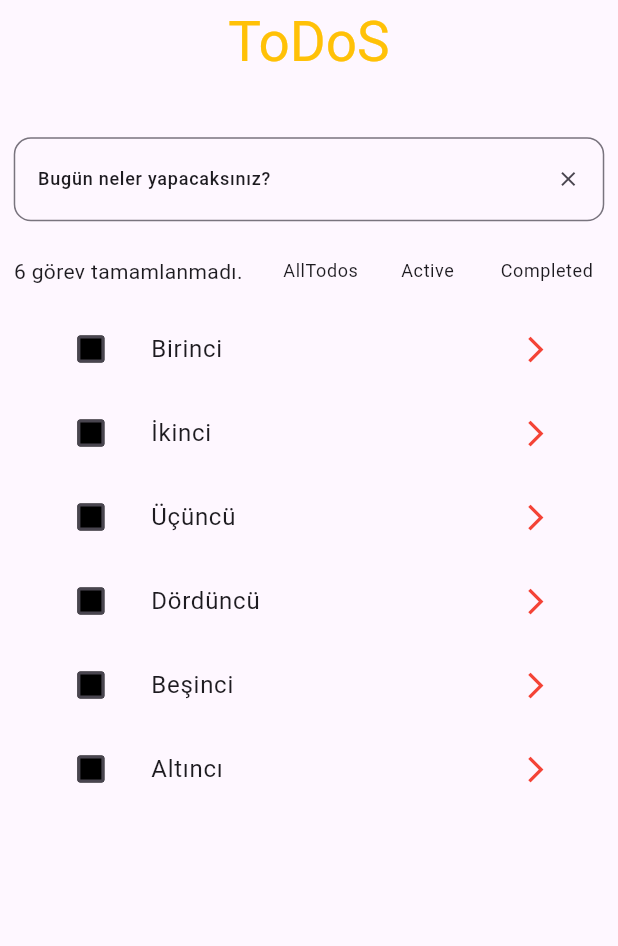
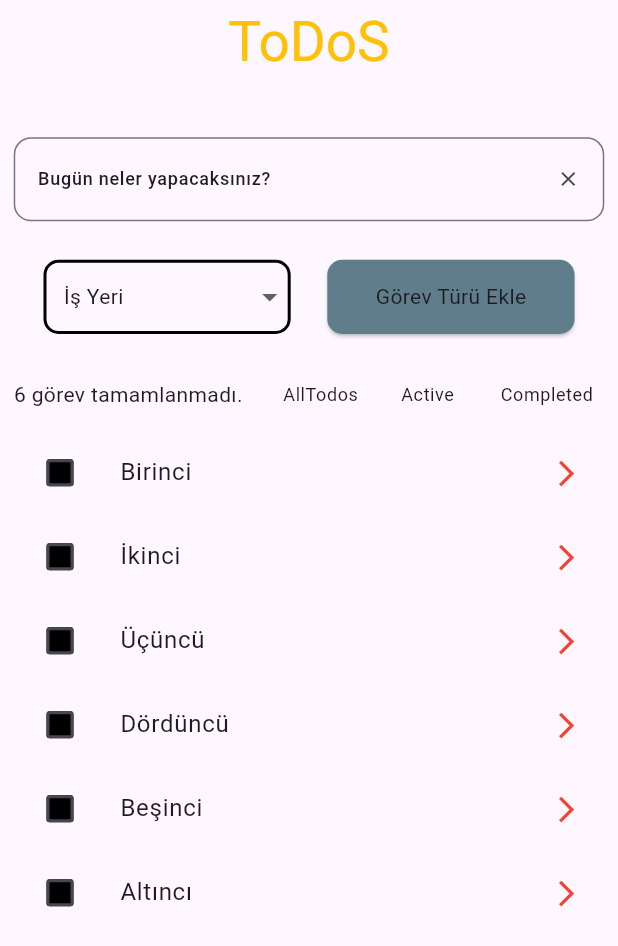
Before and after one commit to Karacazade-YunusEmre/todo_getx_isar, a Flutter app: the screen it shows after launch, after a tap on "Active", on a phone screen of 412 x 824 dp. Shown: the top 946 px of the screen. Run offline on Flutter 3.47's test engine with Material 2 defaults, Android fonts, the phone set to English and light mode, and no system bars; our stand-ins replace flutter_screenutil, get, isar; accounts and stored records are empty; generated files the repository leaves out were written again.

Commit message:
version: 1.0.0+1 bazı eklentiler yapıldı

```diff
--- /dev/null
+++ b/lib/app/data/components/controllers/duty_type_controller.dart
@@ -0,0 +1,66 @@
+import 'package:get/get.dart';
+
+import '../../../model/concrete/duty_type.dart';
+
+class DutyTypeController extends GetxController {
+  final dutyTypeList = RxList<DutyType>();
+  final _currentDutyType = Rxn<DutyType>();
+
+  @override
+  void onInit() {
+    super.onInit();
+
+    loadDutyTypeList();
+    setupCurrentDutyType();
+  }
+
+  ///region GetterAndSetter
+
+  ///region CurrentDutyType
+
+  DutyType? get currentDutyType => _currentDutyType.value;
+
+  set currentDutyType(DutyType? value) => _currentDutyType.value = value;
+
+  ///endregion CurrentDutyType
+
+  ///endregion GetterAndSetter
+
+  ///region EventMethods
+
+  ///region LoadDutyTypeList
+  void loadDutyTypeList() {
+    final dutyTypes = <DutyType>[
+      DutyType(name: 'İş Yeri'),
+      DutyType(name: 'Ev'),
+      DutyType(name: 'Dersane'),
+      DutyType(name: 'Okul'),
+      DutyType(name: 'Hastane'),
+      DutyType(name: 'Dişçi'),
+      DutyType(name: 'Araba'),
+      DutyType(name: 'Bilgisayar'),
+    ];
+
+    dutyTypeList.addAll(dutyTypes);
+    dutyTypeList.refresh();
+  }
+
+  ///endregion LoadDutyTypeList
+
+  ///region SetupCurrentDutyType
+  void setupCurrentDutyType() {
+    currentDutyType = dutyTypeList.first;
+  }
+
+  ///endregion SetupCurrentDutyType
+
+  ///region ChangeDutyTypeItem
+  void changeDutyTypeItem(DutyType? item) {
+    currentDutyType = item;
+    _currentDutyType.refresh();
+  }
+
+  ///endregion ChangeDutyTypeItem
+
+  ///endregion EventMethods
+}
--- /dev/null
+++ b/lib/app/data/components/views/duty_type_view.dart
@@ -0,0 +1,79 @@
+import 'package:flutter/material.dart';
+import 'package:flutter_screenutil/flutter_screenutil.dart';
+import 'package:get/get.dart';
+
+import '../../../model/concrete/duty_type.dart';
+import '../controllers/duty_type_controller.dart';
+
+class DutyTypeView extends GetView<DutyTypeController> {
+  const DutyTypeView({Key? key}) : super(key: key);
+
+  @override
+  Widget build(BuildContext context) {
+    return SizedBox(
+      width: 1.sw,
+      height: 0.1.sh,
+      child: Padding(
+        padding: EdgeInsets.symmetric(horizontal: 4.0.sp),
+        child: Row(
+          mainAxisAlignment: MainAxisAlignment.spaceEvenly,
+          children: [
+            Container(
+              width: 0.4.sw,
+              height: 0.06.sh,
+              decoration: BoxDecoration(
+                border: Border.all(color: Colors.black, width: 2),
+                borderRadius: const BorderRadius.all(Radius.circular(10)),
+              ),
+              child: DropdownButtonHideUnderline(
+                child: Obx(() => DropdownButton<DutyType>(
+                      items: getDutyTypeItems,
+                      onChanged: controller.changeDutyTypeItem,
+                      value: controller.currentDutyType,
+                      style: Theme.of(context).textTheme.bodyMedium,
+                      dropdownColor: Colors.white,
+                      alignment: Alignment.center,
+                    )),
+              ),
+            ),
+            SizedBox(
+              width: 0.4.sw,
+              height: 0.06.sh,
+              child: ElevatedButton(
+                onPressed: () {},
+                style: ElevatedButton.styleFrom(
+                  backgroundColor: Colors.blueGrey,
+                  shape: const RoundedRectangleBorder(
+                    borderRadius: BorderRadius.all(Radius.circular(10)),
+                  ),
+                ),
+                child: Text('Görev Türü Ekle', style: Theme.of(context).textTheme.bodyMedium),
+              ),
+            ),
+          ],
+        ),
+      ),
+    );
+  }
+
+  List<DropdownMenuItem<DutyType>> get getDutyTypeItems {
+    final items = <DropdownMenuItem<DutyType>>[];
+
+    for (DutyType dutyType in controller.dutyTypeList) {
+      DropdownMenuItem<DutyType> item = DropdownMenuItem<DutyType>(
+        value: dutyType,
+        child: Dismissible(
+          key: UniqueKey(),
+          child: Text(
+            dutyType.name,
+            style: Theme.of(Get.context!).textTheme.bodyMedium,
+          ),
+        ),
+      );
+
+      items.add(item);
+    }
+
+    return items;
+  }
+}
--- a/lib/app/modules/home/controllers/home_controller.dart
+++ b/lib/app/modules/home/controllers/home_controller.dart
@@ -8,6 +8,8 @@ class HomeController extends GetxController {
   final _currentTodoText = RxnString();
   final _unCompletedTodosCount = RxInt(0);
 
+  final fixedDutyList = <Duty>[];
+
   final formKey = GlobalKey<FormState>(debugLabel: 'DutyFormKey');
   late TextEditingController textAddController;
   late TextEditingController textEditController;
@@ -17,6 +19,7 @@ class HomeController extends GetxController {
     super.onInit();
 
     initTextControllers();
+    loadFixedDutyList();
     loadDutyList();
     checkCompletedTodos();
   }
@@ -75,9 +78,9 @@ class HomeController extends GetxController {
 
   ///region EventMethods
 
-  ///region LoadDutyList
-  void loadDutyList() {
-    dutyList.addAll([
+  ///region LoadFixedDutyList
+  void loadFixedDutyList() {
+    fixedDutyList.addAll([
       Duty(name: 'Birinci', isCompleted: false),
       Duty(name: 'İkinci', isCompleted: false),
       Duty(name: 'Üçüncü', isCompleted: false),
@@ -87,7 +90,35 @@ class HomeController extends GetxController {
     ]);
   }
 
+  ///endregion LoadFixedDutyList
+
+  ///region LoadDutyList
+  void loadDutyList() {
+    dutyList.clear();
+    dutyList.addAll(fixedDutyList);
+  }
+
   ///endregion LoadDutyList
+
+  void loadUnCompletedDuties() {
+    dutyList.clear();
+
+    for (Duty duty in fixedDutyList) {
+      if (!duty.isCompleted) {
+        dutyList.add(duty);
+      }
+    }
+  }
+
+  void loadCompletedDuties() {
+    dutyList.clear();
+
+    for (Duty duty in fixedDutyList) {
+      if (duty.isCompleted) {
+        dutyList.add(duty);
+      }
+    }
+  }
 
   ///region ChangeIsComplete
   void changeDutyComplete(Duty currentDuty, bool? value) {
--- a/lib/app/modules/home/views/home_view.dart
+++ b/lib/app/modules/home/views/home_view.dart
@@ -3,6 +3,7 @@ import 'package:flutter_screenutil/flutter_screenutil.dart';
 import 'package:get/get.dart';
 
 import '../../../data/components/views/appbar_view.dart';
+import '../../../data/components/views/duty_type_view.dart';
 import '../../../data/consts/messages.dart';
 import '../controllers/home_controller.dart';
 import 'tooltip_view.dart';
@@ -14,7 +15,7 @@ class HomeView extends GetView<HomeController> {
   Widget build(BuildContext context) {
     return Scaffold(
       appBar: const AppbarView(),
-      body: Column(
+      body: ListView(
         children: [
           ///region AddTodoForm
           Padding(
@@ -50,6 +51,11 @@ class HomeView extends GetView<HomeController> {
 
           ///endregion AddTodoForm
 
+          ///region DutyTypeRow
+          const DutyTypeView(),
+
+          ///endregion DutyTypeRow
+
           ///region CompleteToolTips
           const TooltipView(),
 
@@ -58,7 +64,7 @@ class HomeView extends GetView<HomeController> {
           ///region TodoList
           SizedBox(
             width: 0.9.sw,
-            height: 0.65.sh,
+            height: 0.6.sh,
             child: Obx(() => ListView.builder(
                 itemCount: controller.dutyList.length,
                 itemBuilder: (BuildContext context, int index) {
--- a/lib/app/modules/home/views/tooltip_view.dart
+++ b/lib/app/modules/home/views/tooltip_view.dart
@@ -30,21 +30,22 @@ class TooltipView extends GetView<HomeController> {
                 padding: EdgeInsets.symmetric(horizontal: 2.0.sp),
                 child: Tooltip(
                   message: 'Tüm Görevler',
-                  child: TextButton(onPressed: () {}, child: Text('AllTodos', style: Theme.of(context).textTheme.bodySmall)),
+                  child: TextButton(onPressed: controller.loadDutyList, child: Text('AllTodos', style: Theme.of(context).textTheme.bodySmall)),
                 ),
               ),
               Padding(
                 padding: EdgeInsets.only(right: 2.0.sp),
                 child: Tooltip(
                   message: 'Tamamlanmamış Görevler',
-                  child: TextButton(onPressed: () {}, child: Text('Active', style: Theme.of(context).textTheme.bodySmall)),
+                  child: TextButton(onPressed: controller.loadUnCompletedDuties, child: Text('Active', style: Theme.of(context).textTheme.bodySmall)),
                 ),
               ),
               Padding(
                 padding: EdgeInsets.symmetric(horizontal: 2.0.sp),
                 child: Tooltip(
                   message: 'Tamamlanmış Görevler',
-                  child: TextButton(onPressed: () {}, child: Text('Completed', style: Theme.of(context).textTheme.bodySmall)),
+                  child:
+                      TextButton(onPressed: controller.loadCompletedDuties, child: Text('Completed', style: Theme.of(context).textTheme.bodySmall)),
                 ),
               ),
             ],
--- a/lib/main.dart
+++ b/lib/main.dart
@@ -3,6 +3,7 @@ import 'package:flutter_screenutil/flutter_screenutil.dart';
 
 import 'package:get/get.dart';
 
+import 'app/data/components/controllers/duty_type_controller.dart';
 import 'app/data/getx_services/reposiory_service.dart';
 import 'app/data/themes/app_theme.dart';
 import 'app/routes/app_pages.dart';
@@ -13,7 +14,12 @@ void main() {
 }
 
 void initializeApp() {
+  setupDependencies();
   setupServices();
+}
+
+void setupDependencies() {
+  Get.lazyPut<DutyTypeController>(() => DutyTypeController());
 }
 
 void setupServices() {
```
